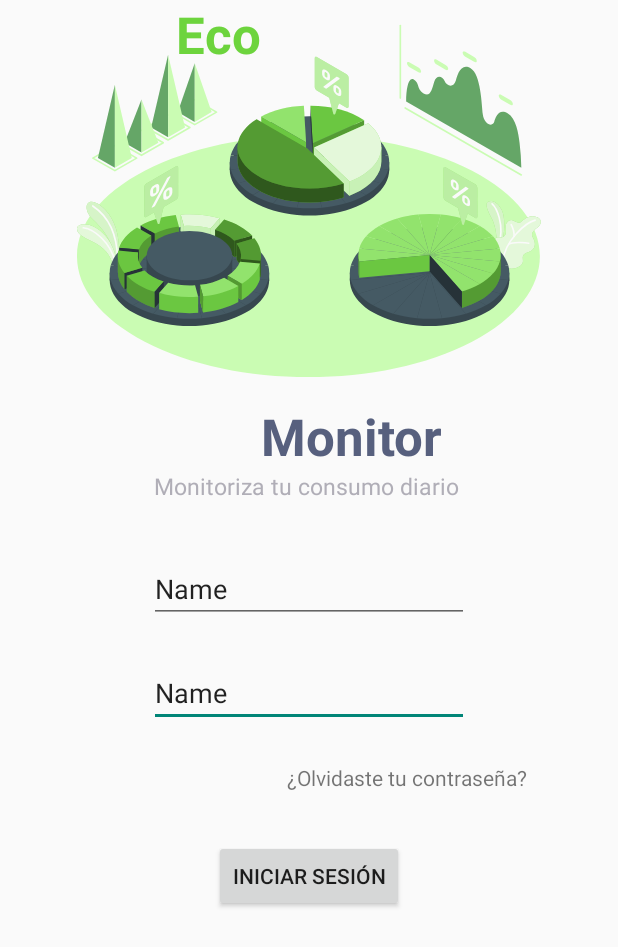
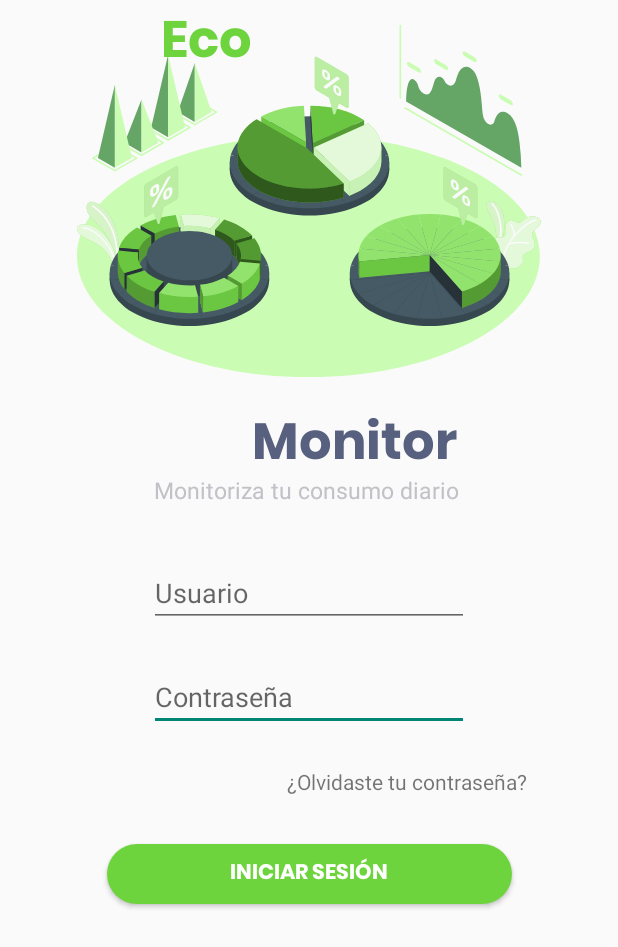
Before and after one commit to alejandro945/eco-monitor-native, an Android app: the screen it shows after launch (MainActivity), on a phone screen of 412 x 824 dp. Shown: the top 947 px of the screen. Run offline under Robolectric (Android 15) with nearby library versions, the phone set to English and light mode, and no system bars.

Commit message:
Added xml to manage the rounded login button

```diff
--- /dev/null
+++ b/app/src/main/res/drawable/rounded_login_button.xml
@@ -0,0 +1,6 @@
+<?xml version="1.0" encoding="utf-8"?>
+<shape xmlns:android="http://schemas.android.com/apk/res/android"
+    android:shape="rectangle">
+    <solid android:color="#6DD43D" />
+    <corners android:radius="20dp" />
+</shape>
--- a/app/src/main/res/font/poppins_thin.xml
+++ /dev/null
@@ -1,7 +0,0 @@
-<?xml version="1.0" encoding="utf-8"?>
-<font-family xmlns:app="http://schemas.android.com/apk/res-auto"
-        app:fontProviderAuthority="com.google.android.gms.fonts"
-        app:fontProviderPackage="com.google.android.gms"
-        app:fontProviderQuery="name=Poppins&amp;weight=100"
-        app:fontProviderCerts="@array/com_google_android_gms_fonts_certs">
-</font-family>
--- a/app/src/main/res/layout/activity_main.xml
+++ b/app/src/main/res/layout/activity_main.xml
@@ -12,8 +12,8 @@
         android:layout_height="wrap_content"
         android:layout_marginTop="24dp"
         android:ems="10"
+        android:hint="Contraseña"
         android:inputType="text"
-        android:text="Name"
         app:layout_constraintEnd_toEndOf="parent"
         app:layout_constraintStart_toStartOf="parent"
         app:layout_constraintTop_toBottomOf="@+id/editTextText2" />
@@ -24,18 +24,22 @@
         android:layout_height="wrap_content"
         android:layout_marginTop="35dp"
         android:ems="10"
+        android:hint="Usuario"
         android:inputType="text"
-        android:text="Name"
         app:layout_constraintEnd_toEndOf="parent"
         app:layout_constraintStart_toStartOf="parent"
         app:layout_constraintTop_toBottomOf="@+id/textView2" />
 
     <Button
         android:id="@+id/button"
-        android:layout_width="wrap_content"
-        android:layout_height="wrap_content"
+        android:layout_width="270dp"
+        android:layout_height="40dp"
         android:layout_marginTop="32dp"
+        android:background="@drawable/rounded_login_button"
+        android:fontFamily="@font/poppins_bold"
         android:text="Iniciar Sesión"
+        android:textAlignment="center"
+        android:textColor="#FFFFFF"
         app:layout_constraintEnd_toEndOf="parent"
         app:layout_constraintStart_toStartOf="parent"
         app:layout_constraintTop_toBottomOf="@+id/textView3" />
@@ -45,7 +49,7 @@
         android:layout_width="wrap_content"
         android:layout_height="wrap_content"
         android:text="Monitoriza tu consumo diario "
-        android:textColor="#B0AEB7"
+        android:textColor="#C2C1C8"
         android:textSize="15sp"
         app:layout_constraintEnd_toEndOf="parent"
         app:layout_constraintStart_toStartOf="parent"
@@ -65,12 +69,13 @@
     <TextView
         android:id="@+id/textView4"
         android:layout_width="wrap_content"
-        android:layout_height="wrap_content"
+        android:layout_height="48dp"
         android:layout_marginTop="16dp"
+        android:fontFamily="@font/poppins_bold"
+        android:paddingVertical="0dp"
         android:text="Monitor"
         android:textColor="#57607E"
         android:textSize="34sp"
-        android:textStyle="bold"
         app:layout_constraintEnd_toEndOf="parent"
         app:layout_constraintHorizontal_bias="0.5"
         app:layout_constraintStart_toEndOf="@+id/textView"
@@ -89,7 +94,8 @@
     <TextView
         android:id="@+id/textView"
         android:layout_width="wrap_content"
-        android:layout_height="wrap_content"
+        android:layout_height="48dp"
+        android:fontFamily="@font/poppins_bold"
         android:text="Eco"
         android:textColor="#6DD43D"
         android:textSize="34sp"
--- a/app/src/main/res/values/preloaded_fonts.xml
+++ b/app/src/main/res/values/preloaded_fonts.xml
@@ -1,6 +1,6 @@
 <?xml version="1.0" encoding="utf-8"?>
 <resources>
     <array name="preloaded_fonts" translatable="false">
-        <item>@font/poppins_thin</item>
+        <item>@font/poppins_bold</item>
     </array>
 </resources>
```
Also changed, not shown: app/src/main/res/font/poppins.ttf (added), app/src/main/res/font/poppins_bold.ttf (added).
